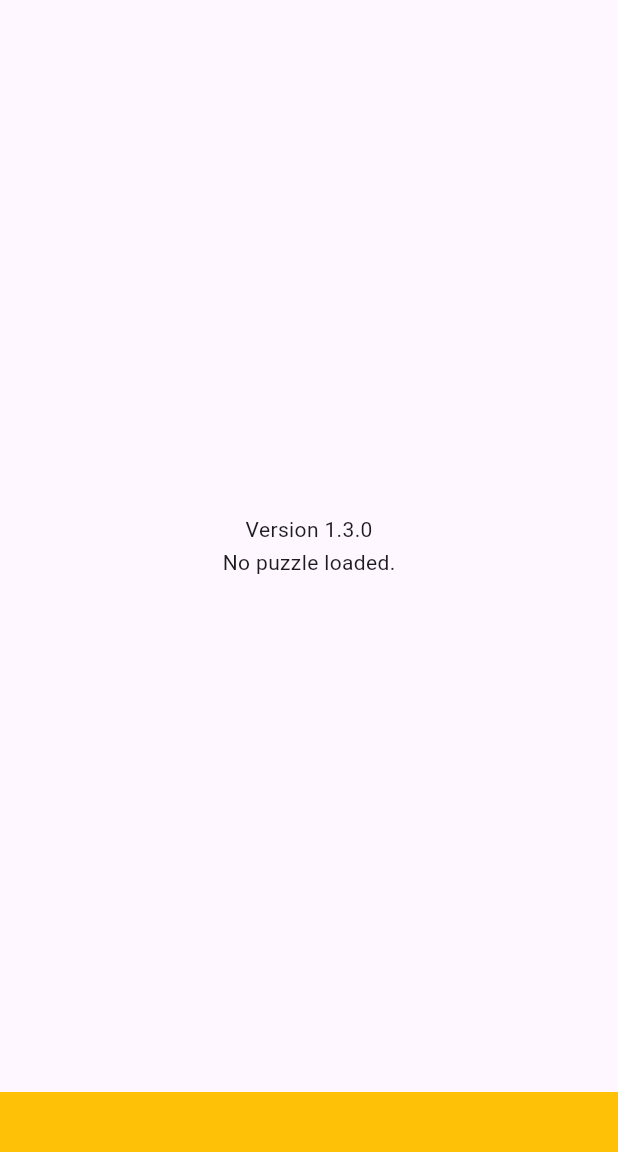
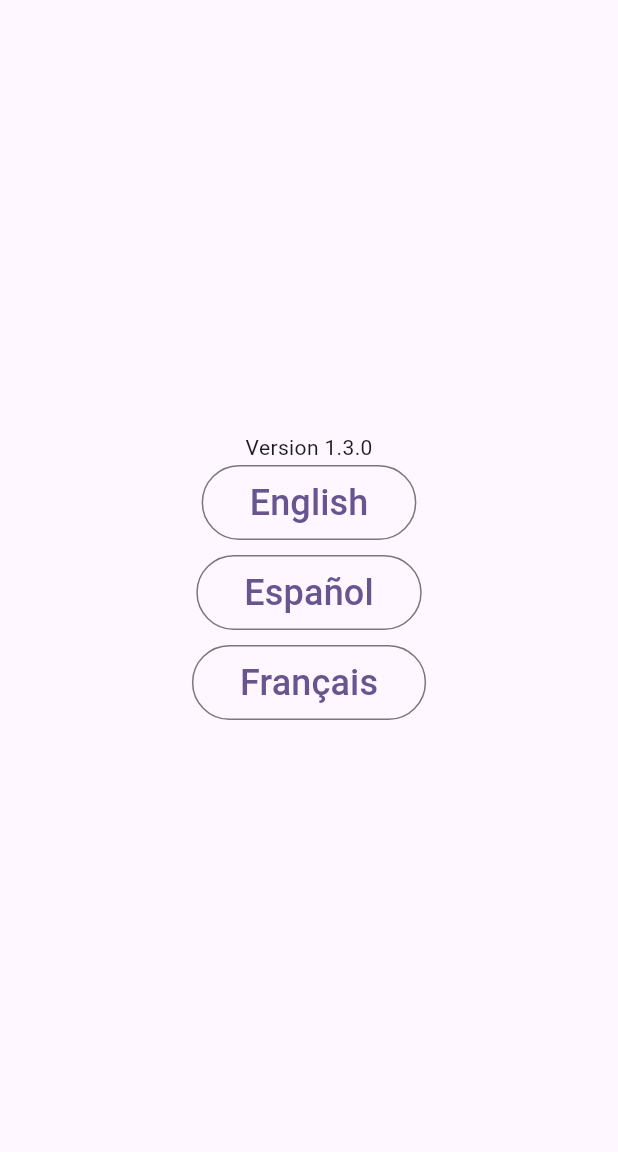
Before and after one commit to court-jus/getsomepuzzle, a Flutter app: the first screen one second after launch, on a phone screen of 412 x 824 dp, the part 84-1236 px from its top. Run offline on Flutter 3.47's test engine with Material 3 defaults, Android fonts, the phone set to English and light mode, and no system bars; our stand-ins replace font_awesome_flutter, shared_preferences, wakelock_plus; missing offline and left inert: flutter_md.

Commit message:
Save chosen language and ask the user to choose at first launch

```diff
--- a/lib/l10n/app_es.arb
+++ b/lib/l10n/app_es.arb
@@ -28,5 +28,9 @@
     "labelWidgetWantedrules": "Reglas deseadas",
     "labelWidgetBannedrules": "Reglas prohibidas",
     "msgCountMatchingPuzzles": "Puzzles que coinciden con filtros",
-    "btnCopyClipboard": "Copiar al portapapeles"
+    "btnCopyClipboard": "Copiar al portapapeles",
+    "tooltipPause": "Pausa...",
+    "tooltipMore": "Más...",
+    "tooltipLanguage": "Idioma",
+    "tooltipUndo": "Deshacer"
 }
--- a/lib/l10n/app_fr.arb
+++ b/lib/l10n/app_fr.arb
@@ -28,5 +28,9 @@
     "labelWidgetWantedrules": "Règles désirées",
     "labelWidgetBannedrules": "Règles refusées",
     "msgCountMatchingPuzzles": "Nombre de puzzles correspondant",
-    "btnCopyClipboard": "Copier dans le presse papier"
+    "btnCopyClipboard": "Copier dans le presse papier",
+    "tooltipPause": "Pause...",
+    "tooltipMore": "Plus...",
+    "tooltipLanguage": "Langue",
+    "tooltipUndo": "Annuler"
 }
--- a/lib/l10n/app_localizations.dart
+++ b/lib/l10n/app_localizations.dart
@@ -273,6 +273,30 @@ abstract class AppLocalizations {
   /// In en, this message translates to:
   /// **'Copy to clipboard'**
   String get btnCopyClipboard;
+
+  /// Tooltip displayed while the mouse is over the pause menu
+  ///
+  /// In en, this message translates to:
+  /// **'Pause...'**
+  String get tooltipPause;
+
+  /// Tooltip displayed while the mouse is over the extra menu
+  ///
+  /// In en, this message translates to:
+  /// **'More...'**
+  String get tooltipMore;
+
+  /// Tooltip displayed while the mouse is over the undo button
+  ///
+  /// In en, this message translates to:
+  /// **'Undo'**
+  String get tooltipUndo;
+
+  /// Tooltip displayed while the mouse is over the language choosing menu
+  ///
+  /// In en, this message translates to:
+  /// **'Language...'**
+  String get tooltipLanguage;
 }
 
 class _AppLocalizationsDelegate
--- a/lib/main.dart
+++ b/lib/main.dart
@@ -6,8 +6,10 @@ import 'dart:math';
 
 import 'package:flutter/foundation.dart';
 import 'package:flutter/material.dart';
+import 'package:getsomepuzzle/widgets/initial_locale_chooser.dart';
 
 import 'package:logging/logging.dart';
+import 'package:shared_preferences/shared_preferences.dart';
 import 'package:wakelock_plus/wakelock_plus.dart';
 
 import 'package:getsomepuzzle/getsomepuzzle/database.dart';
@@ -83,6 +85,8 @@ class _MyHomePageState extends State<MyHomePage> {
   int dbSize = 0;
   bool paused = false;
   bool betweenPuzzles = false;
+  bool initialized = false;
+  bool shouldChooseLocale = true;
   final log = Logger("HomePage");
 
   @override
@@ -92,7 +96,7 @@ class _MyHomePageState extends State<MyHomePage> {
     if (!kIsWeb && Platform.isAndroid) {
       WakelockPlus.enable();
     }
-    initializeDatabase();
+    initialize();
     Timer.periodic(Duration(seconds: 1), (tmr) {
       if (database == null) return;
       if (currentPuzzle == null) return;
@@ -107,6 +111,14 @@ class _MyHomePageState extends State<MyHomePage> {
     });
   }
 
+  Future<void> initialize() async {
+    var futures = <Future>[];
+    futures.add(initializeDatabase());
+    futures.add(initializeLocale());
+    await Future.wait(futures);
+    initialized = true;
+  }
+
   Future<void> initializeDatabase() async {
     final db = Database();
     await db.loadPuzzlesFile();
@@ -116,11 +128,27 @@ class _MyHomePageState extends State<MyHomePage> {
     });
   }
 
-  void toggleLocale(Set<String> newLocale) {
+  Future<void> initializeLocale() async {
+    final prefs = await SharedPreferences.getInstance();
+    final prefLocale = prefs.getString("locale");
+    if (prefLocale != null && prefLocale != "") {
+      shouldChooseLocale = false;
+      toggleLocale(prefLocale);
+    }
+  }
+
+  Future<void> saveChosenLocale(String newLocale) async {
+    final prefs = await SharedPreferences.getInstance();
+    prefs.setString("locale", newLocale);
+  }
+
+  void toggleLocale(String newLocale) {
     setState(() {
-      locale = newLocale.first;
+      shouldChooseLocale = false;
+      locale = newLocale;
       widget.setAppLocale(locale);
     });
+    saveChosenLocale(newLocale);
   }
 
   void loadPuzzle() async {
@@ -146,7 +174,7 @@ class _MyHomePageState extends State<MyHomePage> {
       currentPuzzle = currentMeta!.begin();
       paused = false;
       betweenPuzzles = false;
-      topMessage = "Version 1.3.0";
+      topMessage = "Version 1.3.1";
     });
   }
 
@@ -281,25 +309,25 @@ class _MyHomePageState extends State<MyHomePage> {
                       }
                     },
                     icon: const Icon(Icons.language),
-                    tooltip: 'Language',
+                    tooltip: AppLocalizations.of(context)!.tooltipLanguage,
                   );
                 },
             menuChildren: [
               MenuItemButton(
                 onPressed: () {
-                  toggleLocale({"en"});
+                  toggleLocale("en");
                 },
                 child: Text("English"),
               ),
               MenuItemButton(
                 onPressed: () {
-                  toggleLocale({"es"});
+                  toggleLocale("es");
                 },
                 child: Text("Español"),
               ),
               MenuItemButton(
                 onPressed: () {
-                  toggleLocale({"fr"});
+                  toggleLocale("fr");
                 },
                 child: Text("Français"),
               ),
@@ -307,7 +335,7 @@ class _MyHomePageState extends State<MyHomePage> {
           ),
           IconButton(
             icon: Icon(Icons.undo_outlined),
-            tooltip: "Undo",
+            tooltip: AppLocalizations.of(context)!.tooltipUndo,
             onPressed: undo,
           ),
           if (database != null)
@@ -333,7 +361,7 @@ class _MyHomePageState extends State<MyHomePage> {
             spacing: 2,
             children: <Widget>[
               Text(topMessage),
-              Stack(
+              (initialized && !shouldChooseLocale) ? Stack(
                 alignment: AlignmentGeometry.center,
                 children: [
                   if (betweenPuzzles)
@@ -428,16 +456,18 @@ class _MyHomePageState extends State<MyHomePage> {
                       ],
                     ),
                 ],
-              ),
+              ) : (shouldChooseLocale ? Initiallocalechooser(
+                selectLocale: toggleLocale,
+              ) : Text("Loading...")),
             ],
           ),
         ),
       ),
-      bottomNavigationBar: BottomAppBar(
+      bottomNavigationBar: (initialized && !shouldChooseLocale) ? BottomAppBar(
         height: 40,
         color: Colors.amber,
         child: Center(child: Text(bottomMessage)),
-      ),
+      ) : null,
     );
   }
 }
--- /dev/null
+++ b/lib/widgets/initial_locale_chooser.dart
@@ -0,0 +1,37 @@
+import 'package:flutter/material.dart';
+
+class Initiallocalechooser extends StatelessWidget {
+  const Initiallocalechooser({super.key, required this.selectLocale});
+  final Function selectLocale;
+
+  @override
+  Widget build(BuildContext context) {
+    return Column(
+      mainAxisAlignment: MainAxisAlignment.center,
+      spacing: 10,
+      children: [
+        OutlinedButton(
+          onPressed: () => selectLocale("en"),
+          child: Padding(
+            padding: const EdgeInsets.all(8.0),
+            child: const Text("English", style: TextStyle(fontSize: 24)),
+          ),
+        ),
+        OutlinedButton(
+          child: Padding(
+            padding: const EdgeInsets.all(8.0),
+            child: const Text("Español", style: TextStyle(fontSize: 24)),
+          ),
+          onPressed: () => selectLocale("es"),
+        ),
+        OutlinedButton(
+          child: Padding(
+            padding: const EdgeInsets.all(8.0),
+            child: const Text("Français", style: TextStyle(fontSize: 24)),
+          ),
+          onPressed: () => selectLocale("fr"),
+        ),
+      ],
+    );
+  }
+}
--- a/lib/widgets/more_menu.dart
+++ b/lib/widgets/more_menu.dart
@@ -41,7 +41,7 @@ class _MenuAnchorMoreState extends State<MenuAnchorMore> {
                 }
               },
               icon: const Icon(Icons.more_horiz),
-              tooltip: 'More...',
+              tooltip: AppLocalizations.of(context)!.tooltipMore,
             );
           },
       menuChildren: [
--- a/lib/widgets/pause_menu.dart
+++ b/lib/widgets/pause_menu.dart
@@ -44,7 +44,7 @@ class _MenuAnchorPauseState extends State<MenuAnchorPause> {
                 }
               },
               icon: const Icon(Icons.pause),
-              tooltip: 'Pause...',
+              tooltip: AppLocalizations.of(context)!.tooltipPause,
             );
           },
       menuChildren: [
--- a/pubspec.yaml
+++ b/pubspec.yaml
@@ -16,7 +16,7 @@ publish_to: 'none' # Remove this line if you wish to publish to pub.dev
 # https://developer.apple.com/library/archive/documentation/General/Reference/InfoPlistKeyReference/Articles/CoreFoundationKeys.html
 # In Windows, build-name is used as the major, minor, and patch parts
 # of the product and file versions while build-number is used as the build suffix.
-version: 1.3.0
+version: 1.3.1
 
 environment:
   sdk: ^3.9.0
```
Also changed, not shown: lib/l10n/app_en.arb (+16 -0 lines), lib/l10n/app_localizations_en.dart (+12 -0 lines), lib/l10n/app_localizations_es.dart (+12 -0 lines), lib/l10n/app_localizations_fr.dart (+12 -0 lines).
